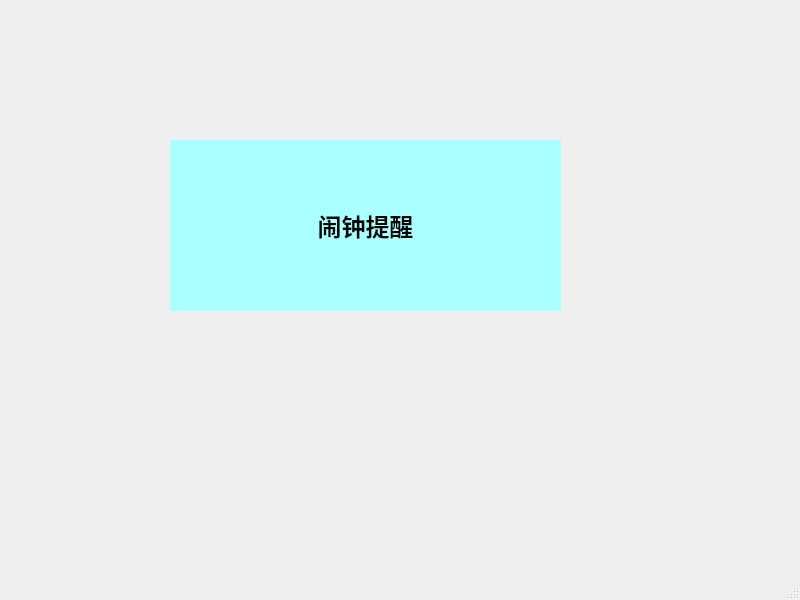
The window that src/alarm_window.ui (tangdouer1005/DataStructure_course_design) describes before a commit, drawn with Qt 5.
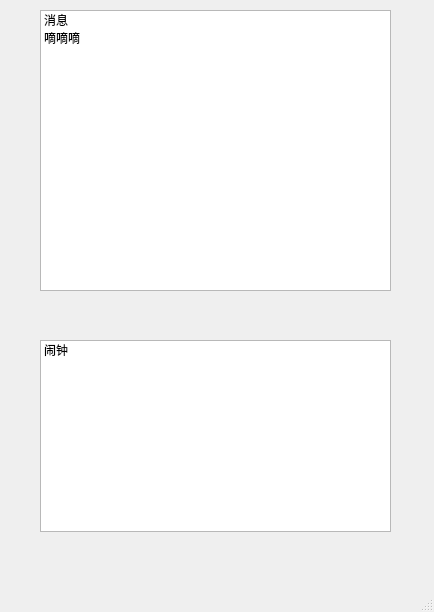
The same window after the commit.

Diff of the .ui file:
```diff
--- a/src/alarm_window.ui
+++ b/src/alarm_window.ui
@@ -6,29 +6,48 @@
    <rect>
     <x>0</x>
     <y>0</y>
-    <width>800</width>
-    <height>600</height>
+    <width>434</width>
+    <height>612</height>
    </rect>
   </property>
   <property name="windowTitle">
    <string>MainWindow</string>
   </property>
   <widget class="QWidget" name="centralwidget">
-   <widget class="QLabel" name="label">
+   <widget class="QListWidget" name="listWidget">
     <property name="geometry">
      <rect>
-      <x>170</x>
-      <y>140</y>
-      <width>391</width>
-      <height>171</height>
+      <x>40</x>
+      <y>10</y>
+      <width>351</width>
+      <height>281</height>
      </rect>
     </property>
-    <property name="styleSheet">
-     <string notr="true">background-color: rgb(170, 255, 255);</string>
+    <item>
+     <property name="text">
+      <string>消息</string>
+     </property>
+    </item>
+    <item>
+     <property name="text">
+      <string>嘀嘀嘀</string>
+     </property>
+    </item>
+   </widget>
+   <widget class="QListWidget" name="listWidget_2">
+    <property name="geometry">
+     <rect>
+      <x>40</x>
+      <y>340</y>
+      <width>351</width>
+      <height>192</height>
+     </rect>
     </property>
-    <property name="text">
-     <string>&lt;html&gt;&lt;head/&gt;&lt;body&gt;&lt;p align=&quot;center&quot;&gt;&lt;span style=&quot; font-size:18pt; font-weight:600;&quot;&gt;闹钟提醒&lt;/span&gt;&lt;/p&gt;&lt;/body&gt;&lt;/html&gt;</string>
-    </property>
+    <item>
+     <property name="text">
+      <string>闹钟</string>
+     </property>
+    </item>
    </widget>
   </widget>
   <widget class="QMenuBar" name="menubar">
```
Left out of the diff: 2 changed lines with no effect on the pictures.
